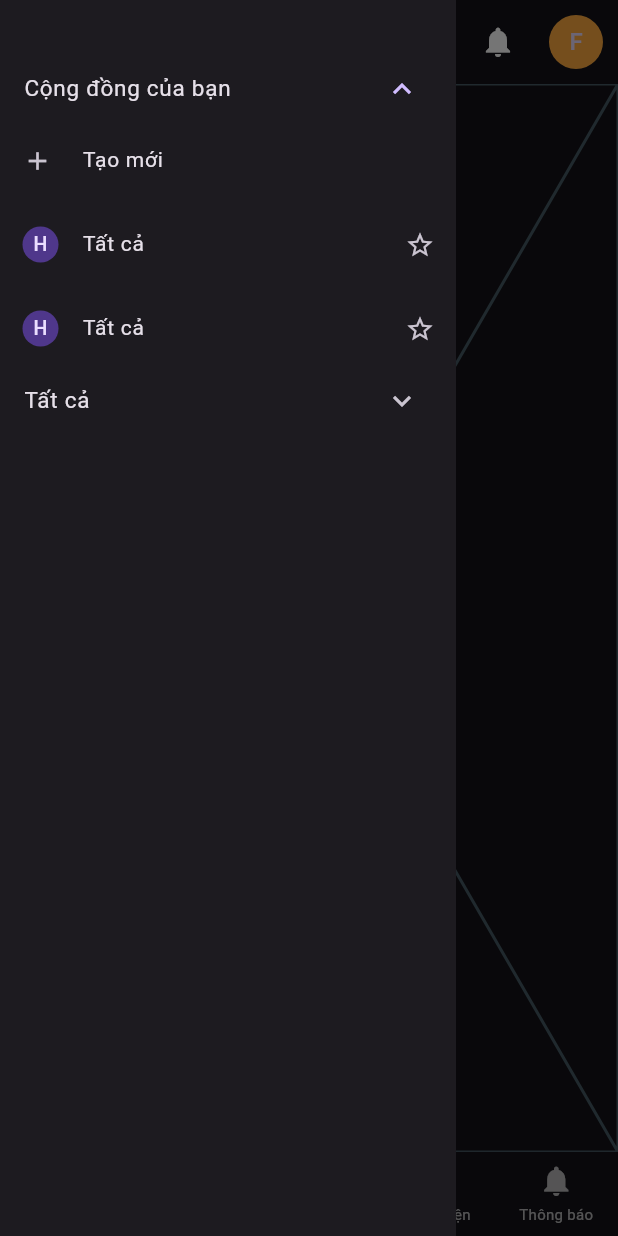
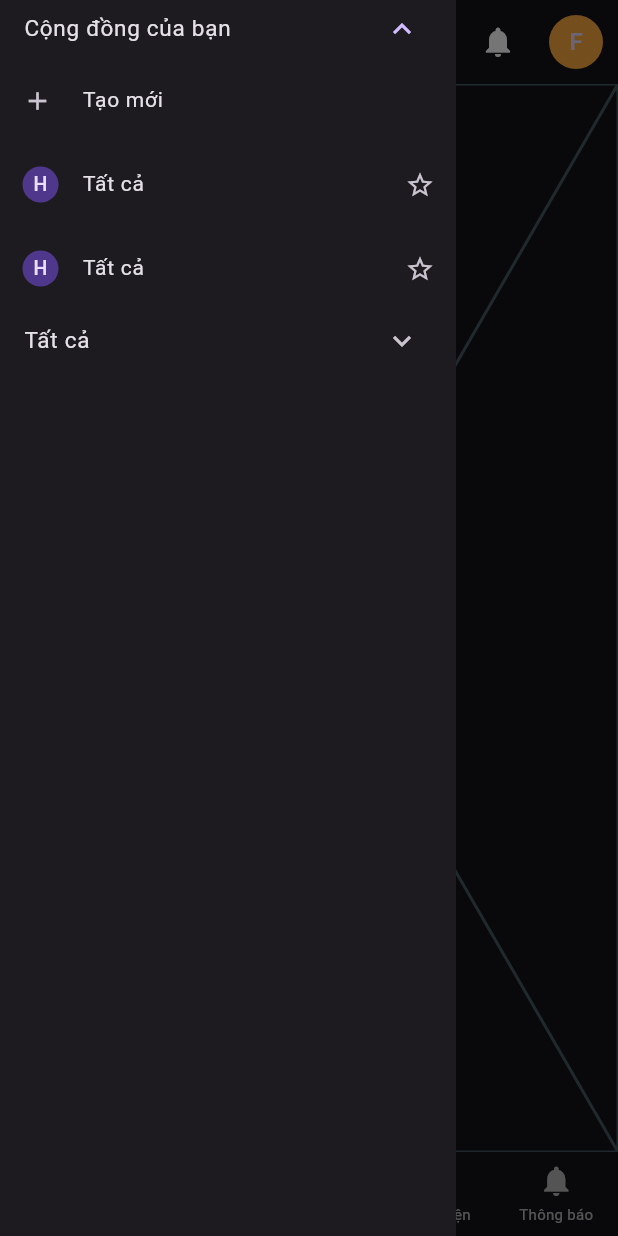
Before and after one commit to chuminhduc5/Fitora_mobile_app, a Flutter app: the screen it shows after launch, item 2 of the bottom bar chosen, in the side drawer, after a tap on "Tạo mới", on a phone screen of 412 x 824 dp. Run offline on Flutter 3.47's test engine with Material 3 defaults, Android fonts, the phone set to English and light mode, and no system bars; our stand-ins replace bloc, connectivity_plus, dartz, dio, easy_localization, equatable and 5 more.

Commit message:
Create: Drawer

```diff
--- /dev/null
+++ b/devtools_options.yaml
@@ -0,0 +1,3 @@
+description: This file stores settings for Dart & Flutter DevTools.
+documentation: https://docs.flutter.dev/tools/devtools/extensions#configure-extension-enablement-states
+extensions:
--- a/lib/app/app_view.dart
+++ b/lib/app/app_view.dart
@@ -1,4 +1,6 @@
 import 'package:fitora_mobile_app/common/widgets/appbar/app_bar.dart';
+import 'package:fitora_mobile_app/common/widgets/drawer/left_drawer/left_drawer.dart';
+import 'package:fitora_mobile_app/common/widgets/drawer/right_drawer/right_drawer.dart';
 import 'package:fitora_mobile_app/feature/chat/presentation/screens/chat_screen.dart';
 import 'package:fitora_mobile_app/feature/communities/presentation/screens/community_screen.dart';
 import 'package:fitora_mobile_app/feature/home/presentation/screens/home_screen.dart';
@@ -27,7 +29,8 @@ class _AppViewState extends State<AppView> {
 
   @override
   Widget build(BuildContext context) {
-    return Scaffold(
+    return SafeArea(
+      child: Scaffold(
           appBar: AppBar(
             title: const Text(
               'Fitora',
@@ -36,16 +39,6 @@ class _AppViewState extends State<AppView> {
                   fontWeight: FontWeight.w500,
                   color: Colors.orangeAccent),
             ),
-          // leading: Builder(
-          //   builder: (context) {
-          //     return IconButton(
-          //       onPressed: () {
-          //         Scaffold.of(context).openDrawer();
-          //       },
-          //       icon: const Icon(Icons.notifications),
-          //     );
-          //   },
-          // ),
             actions: <Widget>[
               IconButton(
                 onPressed: () {},
@@ -75,92 +68,8 @@ class _AppViewState extends State<AppView> {
             ],
             iconTheme: const IconThemeData(color: Colors.white),
           ),
-        drawer: Drawer(
-          shape: RoundedRectangleBorder(
-            borderRadius: BorderRadius.circular(0),
-            side: BorderSide.none,
-          ),
-          child: ListView(
-            padding: EdgeInsets.zero,
-            children: [
-              Container(
-                height: 40,
-              ),
-              ExpansionTile(
-                shape: RoundedRectangleBorder(
-                  borderRadius: BorderRadius.circular(0),
-                  side: BorderSide.none,
-                ),
-                // collapsedShape: RoundedRectangleBorder(
-                //   borderRadius: BorderRadius.circular(0),
-                //   side: BorderSide.none,
-                // ),
-                title: const Text('Cộng đồng của bạn', style: TextStyle(fontSize: 15),),
-                minTileHeight: 20,
-                initiallyExpanded: true,
-                children: <Widget>[
-                  ListTile(
-                    contentPadding: const EdgeInsets.only(left: 15),
-                    leading: const Icon(Icons.add, size: 20,),
-                    title: const Text('Tạo mới', style: TextStyle(fontSize: 14),),
-                    onTap: () {},
-                  ),
-                  ListTile(
-                    contentPadding: const EdgeInsets.only(left: 15),
-                    leading: const CircleAvatar(
-                      radius: 12,
-                      child: Text('H', style: TextStyle(fontSize: 13),),
-                    ),
-                    title: const Text('Tất cả', style: TextStyle(fontSize: 14),),
-                    trailing: IconButton(onPressed: () {}, icon: const Icon(Icons.star_border, size: 20,),),
-                    onTap: () {},
-                  ),
-                  ListTile(
-                    contentPadding: const EdgeInsets.only(left: 15),
-                    leading: const CircleAvatar(
-                      radius: 12,
-                      child: Text('H', style: TextStyle(fontSize: 13),),
-                    ),
-                    title: const Text('Tất cả', style: TextStyle(fontSize: 14),),
-                    trailing: IconButton(onPressed: () {}, icon: const Icon(Icons.star_border, size: 20,),),
-                    onTap: () {},
-                  ),
-                ],
-              ),
-              ExpansionTile(
-                shape: RoundedRectangleBorder(
-                  borderRadius: BorderRadius.circular(0),
-                  side: BorderSide.none,
-                ),
-                title: const Text('Tất cả', style: TextStyle(fontSize: 15),),
-                minTileHeight: 20,
-                children: <Widget>[],
-              ),
-            ],
-          ),
-        ),
-        endDrawer: Drawer(
-          shape: RoundedRectangleBorder(
-            borderRadius: BorderRadius.circular(0),
-            side: BorderSide.none,
-          ),
-          child: ListView(
-            padding: EdgeInsets.zero,
-            children: [
-              Container(
-                height: 40,
-              ),
-              ListTile(
-                title: const Text('Mục 1'),
-                onTap: () {},
-              ),
-              ListTile(
-                title: const Text('Mục 2'),
-                onTap: () {},
-              ),
-            ],
-          ),
-        ),
+          drawer: leftDrawer(),
+          endDrawer: rightDrawer(),
           body: PageTransitionSwitcher(
             duration: const Duration(milliseconds: 300),
             transitionBuilder: (child, animation, secondAnimation) {
@@ -209,6 +118,7 @@ class _AppViewState extends State<AppView> {
             ],
           ),
 
+      ),
     );
   }
 }
--- a/lib/common/widgets/appbar/app_bar.dart
+++ b/lib/common/widgets/appbar/app_bar.dart
@@ -1,14 +1,14 @@
 import 'package:fitora_mobile_app/core/config/theme/app_colors.dart';
 import 'package:flutter/material.dart';
 
-class BasicAppbar extends StatelessWidget implements PreferredSizeWidget {
+class CustomAppbar extends StatelessWidget implements PreferredSizeWidget {
   final Widget ? title;
   final Widget ? action;
   final Widget ? leading;
   final Color ? backgroundColor;
   final bool hideBack;
   final double ? height;
-  const BasicAppbar({
+  const CustomAppbar({
     this.title,
     this.hideBack = false,
     this.action,
--- /dev/null
+++ b/lib/common/widgets/drawer/left_drawer/left_drawer.dart
@@ -0,0 +1,61 @@
+import 'package:flutter/material.dart';
+
+Widget leftDrawer() {
+  return Drawer(
+    shape: RoundedRectangleBorder(
+      borderRadius: BorderRadius.circular(0),
+      side: BorderSide.none,
+    ),
+    child: ListView(
+      padding: EdgeInsets.zero,
+      children: [
+        ExpansionTile(
+          shape: RoundedRectangleBorder(
+            borderRadius: BorderRadius.circular(0),
+            side: BorderSide.none,
+          ),
+          title: const Text('Cộng đồng của bạn', style: TextStyle(fontSize: 15),),
+          minTileHeight: 20,
+          initiallyExpanded: true,
+          children: <Widget>[
+            ListTile(
+              contentPadding: const EdgeInsets.only(left: 15),
+              leading: const Icon(Icons.add, size: 20,),
+              title: const Text('Tạo mới', style: TextStyle(fontSize: 14),),
+              onTap: () {},
+            ),
+            ListTile(
+              contentPadding: const EdgeInsets.only(left: 15),
+              leading: const CircleAvatar(
+                radius: 12,
+                child: Text('H', style: TextStyle(fontSize: 13),),
+              ),
+              title: const Text('Tất cả', style: TextStyle(fontSize: 14),),
+              trailing: IconButton(onPressed: () {}, icon: const Icon(Icons.star_border, size: 20,),),
+              onTap: () {},
+            ),
+            ListTile(
+              contentPadding: const EdgeInsets.only(left: 15),
+              leading: const CircleAvatar(
+                radius: 12,
+                child: Text('H', style: TextStyle(fontSize: 13),),
+              ),
+              title: const Text('Tất cả', style: TextStyle(fontSize: 14),),
+              trailing: IconButton(onPressed: () {}, icon: const Icon(Icons.star_border, size: 20,),),
+              onTap: () {},
+            ),
+          ],
+        ),
+        ExpansionTile(
+          shape: RoundedRectangleBorder(
+            borderRadius: BorderRadius.circular(0),
+            side: BorderSide.none,
+          ),
+          title: const Text('Tất cả', style: TextStyle(fontSize: 15),),
+          minTileHeight: 20,
+          children: <Widget>[],
+        ),
+      ],
+    ),
+  );
+}
--- /dev/null
+++ b/lib/common/widgets/drawer/right_drawer/achievements.dart
@@ -0,0 +1,60 @@
+import 'package:flutter/material.dart';
+
+Widget achievements() {
+  return Container(
+    padding: const EdgeInsets.all(10.0),
+    decoration: BoxDecoration(
+      color: Colors.grey[850],
+      borderRadius: BorderRadius.circular(8.0),
+    ),
+    child: const Row(
+      mainAxisSize: MainAxisSize.min,
+      mainAxisAlignment: MainAxisAlignment.start,
+      children: [
+        Expanded(
+          child: Stack(
+            children: <Widget>[
+              CircleAvatar(
+                backgroundColor: Colors.yellow,
+                radius: 16.0,
+                child: Icon(Icons.star, color: Colors.white, size: 16.0),
+              ),
+              Positioned(
+                left: 15,
+                child: CircleAvatar(
+                  backgroundColor: Colors.green,
+                  radius: 16.0,
+                  child: Icon(Icons.star, color: Colors.white, size: 16.0),
+                ),
+              ),
+              Positioned(
+                left: 30,
+                child: CircleAvatar(
+                  backgroundColor: Colors.red,
+                  radius: 16.0,
+                  child: Icon(Icons.star, color: Colors.white, size: 16.0),
+                ),
+              ),
+            ],
+          ),
+        ),
+        SizedBox(width: 10.0),
+        Column(
+          crossAxisAlignment: CrossAxisAlignment.start,
+          children: [
+            Text(
+              "5 Achievements",
+              style: TextStyle(color: Colors.white, fontSize: 16.0),
+            ),
+            Text(
+              "View details",
+              style: TextStyle(color: Colors.grey, fontSize: 12.0),
+            ),
+          ],
+        ),
+        Spacer(),
+        Icon(Icons.arrow_forward_ios, color: Colors.grey, size: 16.0),
+      ],
+    ),
+  );
+}
--- /dev/null
+++ b/lib/common/widgets/drawer/right_drawer/active_status.dart
@@ -0,0 +1,20 @@
+import 'package:flutter/material.dart';
+
+Widget activeStatus(Color color, String status) {
+  return Container(
+    padding: const EdgeInsets.symmetric(vertical: 5),
+    decoration: BoxDecoration(
+      border: Border.all(color: color),
+      borderRadius: BorderRadius.circular(20),
+    ),
+    child: Row(
+      mainAxisAlignment: MainAxisAlignment.center,
+      children: <Widget>[
+        Icon(Icons.circle, color: color, size: 18,),
+        const SizedBox(width: 5,),
+        Text('Trạng thái: ', style: TextStyle(color: color),),
+        Text(status, style: TextStyle(color: color),),
+      ],
+    ),
+  );
+}
--- /dev/null
+++ b/lib/common/widgets/drawer/right_drawer/right_drawer.dart
@@ -0,0 +1,71 @@
+import 'package:fitora_mobile_app/common/widgets/drawer/right_drawer/achievements.dart';
+import 'package:fitora_mobile_app/common/widgets/drawer/right_drawer/active_status.dart';
+import 'package:fitora_mobile_app/common/widgets/drawer/right_drawer/right_drawer_option.dart';
+import 'package:flutter/material.dart';
+
+final List<Map<String, dynamic>> _option = [
+  {
+    "icon": Icons.account_circle_outlined,
+    "title": "Trang cá nhân",
+    "desciption": null,
+  },
+  {
+    "icon": Icons.group_add_outlined,
+    "title": "Tạo một cộng đồng",
+    "description": null,
+  },
+  {
+    "icon": Icons.stars_outlined,
+    "title": "Chương trình cộng tác viên",
+    "description": "Kiếm được 0 vàng",
+  },
+  {
+    "icon": Icons.lock_open,
+    "title": "Kho tiền",
+    "description": null,
+  },
+  {
+    "icon": Icons.workspace_premium,
+    "title": "Fitora cao cấp",
+    "description": "Không có quảng cáo",
+  },
+  {
+    "icon": Icons.bookmarks_outlined,
+    "title": "Lưu",
+    "description": null,
+  },
+  {
+    "icon": Icons.history_toggle_off,
+    "title": "Lịch sử",
+    "description": null,
+  },
+  {
+    "icon": Icons.settings_outlined,
+    "title": "Cài đặt",
+    "description": null,
+  },
+];
+
+Widget rightDrawer() {
+  return Drawer(
+    shape: RoundedRectangleBorder(
+      borderRadius: BorderRadius.circular(0),
+      side: BorderSide.none,
+    ),
+    child: ListView(
+      padding: const EdgeInsets.symmetric(horizontal: 15),
+      children: [
+        Row(
+          children: [
+            Expanded(child: rightDrawerOption(Icons.ac_unit_outlined, "1", "Karma")),
+            Expanded(child: rightDrawerOption(Icons.account_balance_wallet, "0d", "Reddit age")),
+          ],
+        ),
+        achievements(),
+        const SizedBox(height: 10,),
+        activeStatus(Colors.green, 'Đang hoạt động'),
+        ..._option.map((i) => rightDrawerOption(i["icon"], i["title"], i["description"])),
+      ],
+    ),
+  );
+}
--- /dev/null
+++ b/lib/common/widgets/drawer/right_drawer/right_drawer_option.dart
@@ -0,0 +1,13 @@
+import 'package:flutter/material.dart';
+
+Widget rightDrawerOption(IconData icon, String title, String? description) {
+  return ListTile(
+    contentPadding: const EdgeInsets.all(0),
+    dense: true,
+    leading: Icon(icon, size: 20,),
+    title: Text(title, style: const TextStyle(fontSize: 14, fontWeight: FontWeight.w500),),
+    subtitle: description != null
+        ? Text(description, style: const TextStyle(fontSize: 13),)
+        : null,
+  );
+}
--- a/pubspec.yaml
+++ b/pubspec.yaml
@@ -37,5 +37,5 @@ flutter:
     - assets/images/
     - assets/fonts/
     - assets/vectors/
-    - assets/svg
+    - assets/svg/
     - .env
```
Also changed, not shown: lib/common/widgets/article/article_card.dart (added). Lines whose indentation alone changed are shown as unchanged.
